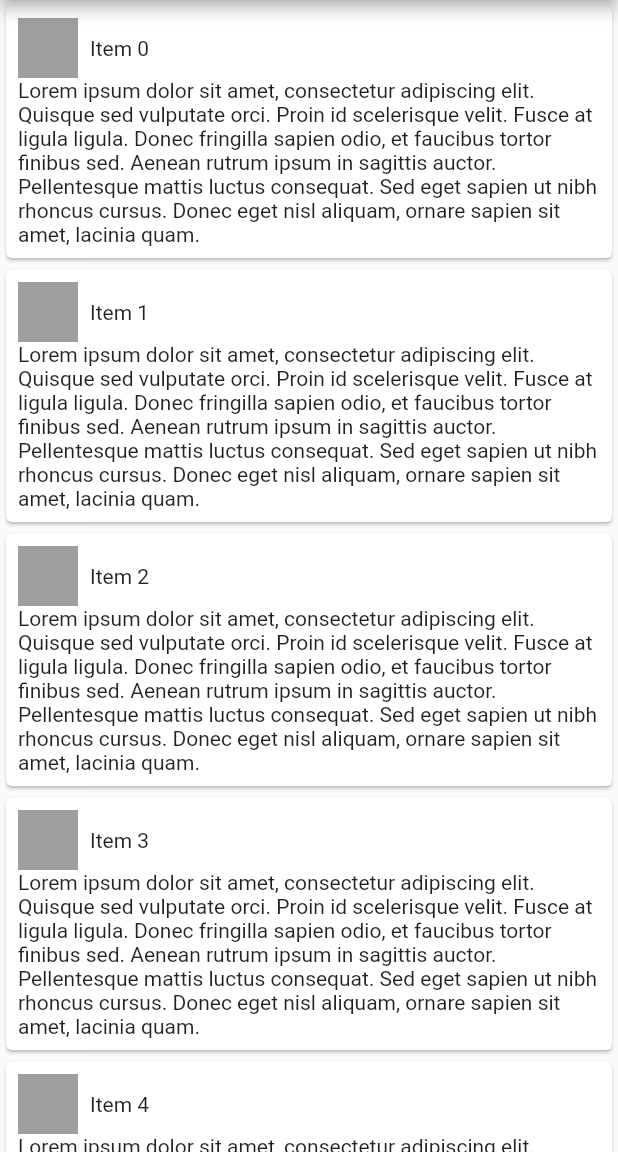
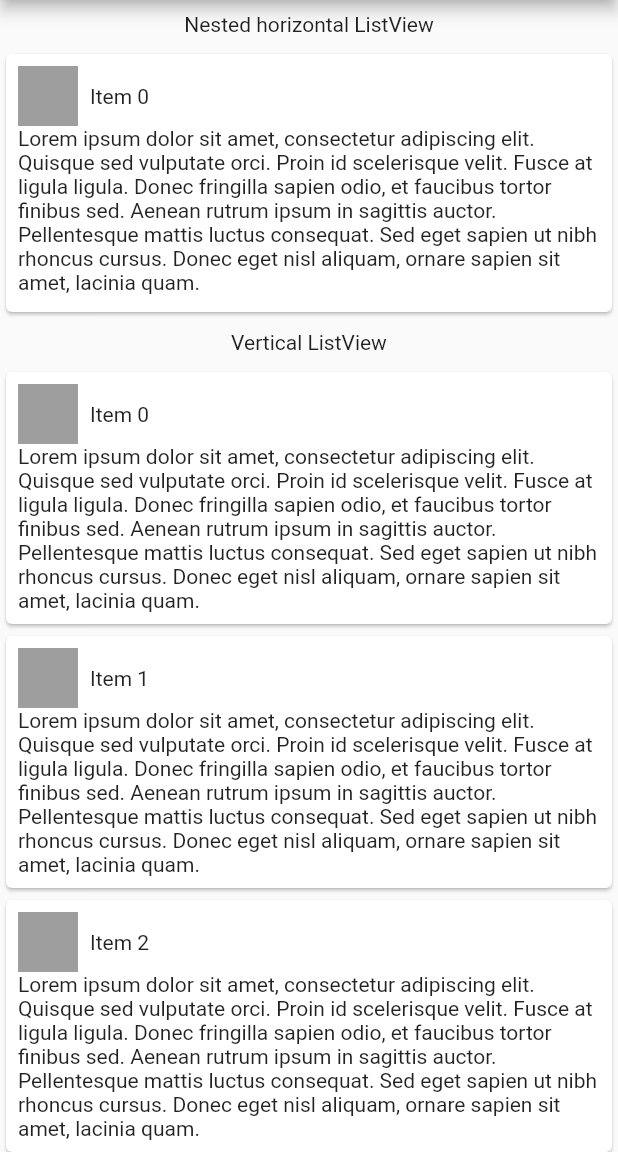
Before and after one commit to QuirijnGB/lazy-load-scrollview, a Flutter app: the screen it shows after launch, on a phone screen of 412 x 824 dp, the part 84-1236 px from its top. Run offline on Flutter 3.47's test engine with Material 2 defaults, Android fonts, the phone set to English and light mode, and no system bars.

Commit message:
fix triggers of onEndOfPage() in nested scrollview

```diff
--- a/example/lib/main.dart
+++ b/example/lib/main.dart
@@ -24,31 +24,48 @@ class MyHomePage extends StatefulWidget {
 }
 
 class _MyHomePageState extends State<MyHomePage> {
-  List<int> data = [];
-  int currentLength = 0;
+  List<int> verticalData = [];
+  List<int> horizontalData = [];
 
   final int increment = 10;
-  bool isLoading = false;
+
+  bool isLoadingVertical = false;
+  bool isLoadingHorizontal = false;
 
   @override
   void initState() {
-    _loadMore();
+    _loadMoreVertical();
+    _loadMoreHorizontal();
     super.initState();
   }
 
-  Future _loadMore() async {
+  Future _loadMoreVertical() async {
     setState(() {
-      isLoading = true;
+      isLoadingVertical = true;
     });
 
     // Add in an artificial delay
     await new Future.delayed(const Duration(seconds: 2));
-    for (var i = currentLength; i <= currentLength + increment; i++) {
-      data.add(i);
+
+    verticalData.addAll(List.generate(increment, (index) => verticalData.length + index));
+
+    setState(() {
+      isLoadingVertical = false;
+    });
   }
+
+  Future _loadMoreHorizontal() async {
     setState(() {
-      isLoading = false;
-      currentLength = data.length;
+      isLoadingHorizontal = true;
+    });
+
+    // Add in an artificial delay
+    await new Future.delayed(const Duration(seconds: 2));
+
+    horizontalData.addAll(List.generate(increment, (index) => horizontalData.length + index));
+
+    setState(() {
+      isLoadingHorizontal = false;
     });
   }
 
@@ -59,13 +76,46 @@ class _MyHomePageState extends State<MyHomePage> {
         title: Text(widget.title),
       ),
       body: LazyLoadScrollView(
-        isLoading: isLoading,
-        onEndOfPage: () => _loadMore(),
+        isLoading: isLoadingVertical,
+        onEndOfPage: () => _loadMoreVertical(),
+        child: Scrollbar(
+          child: ListView(
+            children: [
+              Padding(
+                padding: const EdgeInsets.all(8.0),
+                child: Text('Nested horizontal ListView', textAlign: TextAlign.center,),
+              ),
+              Container(
+                height: 180,
+                child: LazyLoadScrollView(
+                  isLoading: isLoadingHorizontal,
+                  scrollDirection: Axis.horizontal,
+                  onEndOfPage: () => _loadMoreHorizontal(),
+                  child: Scrollbar(
                     child: ListView.builder(
-          itemCount: data.length,
+                      itemCount: horizontalData.length,
+                      scrollDirection: Axis.horizontal,
+                      itemBuilder: (context, position) {
+                        return DemoItem(position);
+                      }
+                    )
+                  )
+                )
+              ),
+              Padding(
+                padding: const EdgeInsets.all(8.0),
+                child: Text('Vertical ListView', textAlign: TextAlign.center,),
+              ),
+              ListView.builder(
+                shrinkWrap: true,
+                physics: NeverScrollableScrollPhysics(),
+                itemCount: verticalData.length,
                 itemBuilder: (context, position) {
                   return DemoItem(position);
                 },
+              ),
+            ],
+          ),
         ),
       ),
     );
@@ -82,7 +132,9 @@ class DemoItem extends StatelessWidget {
 
   @override
   Widget build(BuildContext context) {
-    return Card(
+    return SizedBox(
+      width: MediaQuery.of(context).size.width,
+      child: Card(
         child: Padding(
           padding: const EdgeInsets.all(8.0),
           child: Column(
@@ -105,6 +157,7 @@ class DemoItem extends StatelessWidget {
             ],
           ),
         ),
+      ),
     );
   }
 }
--- a/lib/src/lazy_load_scrollview.dart
+++ b/lib/src/lazy_load_scrollview.dart
@@ -22,6 +22,9 @@ class LazyLoadScrollView extends StatefulWidget {
   /// Used to determine if loading of new data has finished. You should use set this if you aren't using a FutureBuilder or StreamBuilder
   final bool isLoading;
 
+  /// Prevented update nested listview with other axis direction
+  final Axis scrollDirection;
+
   @override
   State<StatefulWidget> createState() => LazyLoadScrollViewState();
 
@@ -29,6 +32,7 @@ class LazyLoadScrollView extends StatefulWidget {
     Key key,
     @required this.child,
     @required this.onEndOfPage,
+    this.scrollDirection = Axis.vertical,
     this.isLoading = false,
     this.scrollOffset = 100,
   })  : assert(onEndOfPage != null),
@@ -49,33 +53,38 @@ class LazyLoadScrollViewState extends State<LazyLoadScrollView> {
 
   @override
   Widget build(BuildContext context) {
-    return NotificationListener(
+    return NotificationListener<ScrollNotification>(
       child: widget.child,
       onNotification: (notification) => _onNotification(notification, context),
     );
   }
 
-  bool _onNotification(Notification notification, BuildContext context) {
-    if (notification is ScrollUpdateNotification) {
-      if (notification.metrics.maxScrollExtent > notification.metrics.pixels &&
-          notification.metrics.maxScrollExtent - notification.metrics.pixels <=
-              widget.scrollOffset) {
-        if (loadMoreStatus != null && loadMoreStatus == LoadingStatus.STABLE) {
-          loadMoreStatus = LoadingStatus.LOADING;
-          widget.onEndOfPage();
+  bool _onNotification(ScrollNotification notification, BuildContext context) {
+
+    if(widget.scrollDirection == notification.metrics.axis){
+      if (notification is ScrollUpdateNotification) {
+        if (notification.metrics.maxScrollExtent > notification.metrics.pixels &&
+            notification.metrics.maxScrollExtent - notification.metrics.pixels <=
+                widget.scrollOffset) {
+          _loadMore();
         }
+        return true;
       }
-      return true;
-    }
-    if (notification is OverscrollNotification) {
-      if (notification.overscroll > 0) {
-        if (loadMoreStatus != null && loadMoreStatus == LoadingStatus.STABLE) {
-          loadMoreStatus = LoadingStatus.LOADING;
-          widget.onEndOfPage();
+
+      if (notification is OverscrollNotification) {
+        if (notification.overscroll > 0) {
+          _loadMore();
         }
+        return true;
       }
-      return true;
     }
     return false;
   }
+
+  void _loadMore(){
+    if (loadMoreStatus != null && loadMoreStatus == LoadingStatus.STABLE) {
+      loadMoreStatus = LoadingStatus.LOADING;
+      widget.onEndOfPage();
+    }
+  }
 }
--- a/pubspec.yaml
+++ b/pubspec.yaml
@@ -1,6 +1,6 @@
 name: lazy_load_scrollview
 description: A wrapper for a ScrollView that will trigger a callback when the bottom of the page is reached
-version: 1.1.0
+version: 1.1.1
 homepage: https://github.com/QuirijnGB/lazy-load-scrollview
 
 environment:
```
Also changed, not shown: example/pubspec.lock, pubspec.lock, 4 other files. Lines whose indentation alone changed are shown as unchanged.
